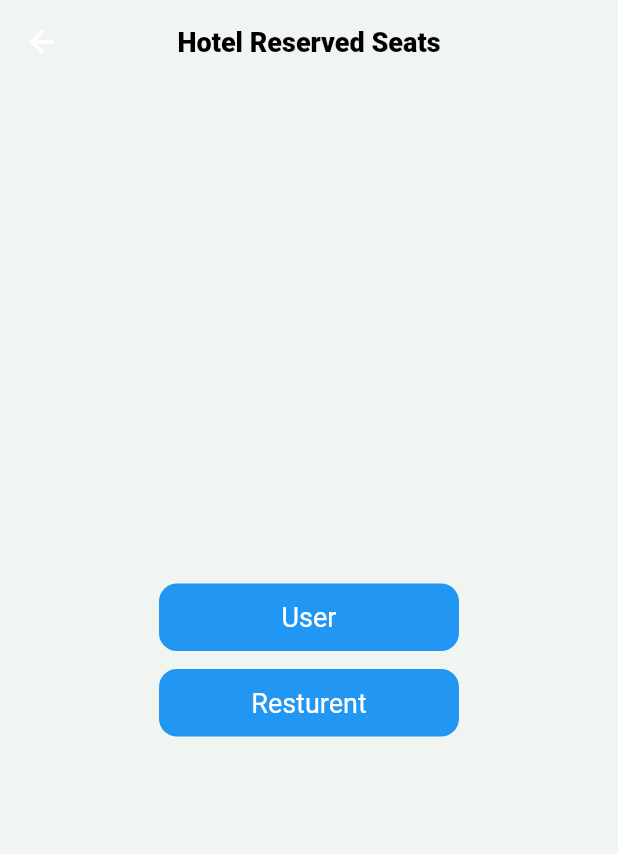
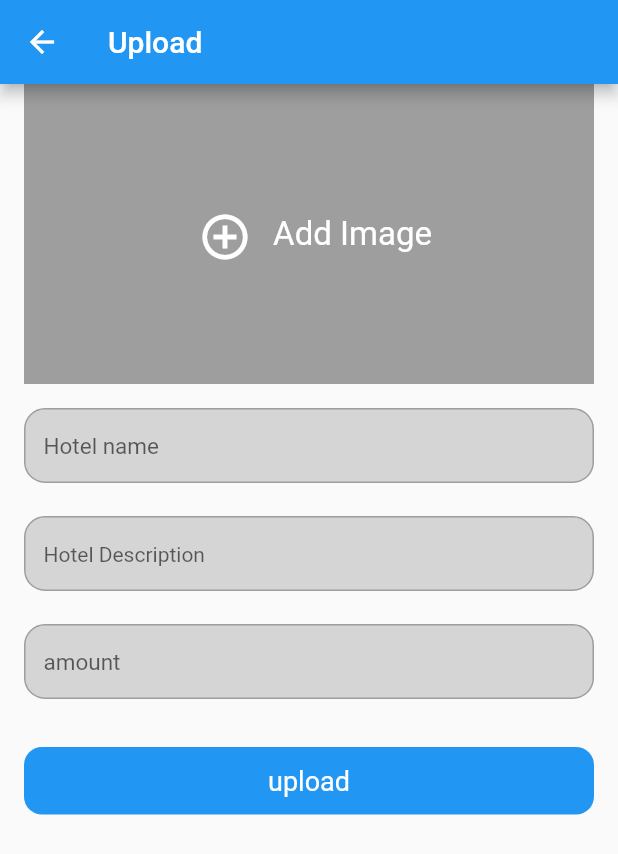
Before and after one commit to UsmanAfzal8/Hotel-Reserved-Seats, a Flutter app: the MainScreen screen opened directly, after a tap on "User", on a phone screen of 412 x 824 dp. Shown: the top 854 px of the screen. Run offline on Flutter 3.47's test engine with Material 2 defaults, Android fonts, the light colour scheme and no system bars; our stand-ins replace cloud_firestore, firebase_core, firebase_storage, google_fonts, google_maps_flutter, image_picker and 1 more; accounts and stored records are empty.

Commit message:
provider update

```diff
--- a/lib/database/hotel_api.dart
+++ b/lib/database/hotel_api.dart
@@ -1,29 +1,29 @@
-// import 'package:cloud_firestore/cloud_firestore.dart';
+import 'package:cloud_firestore/cloud_firestore.dart';
 
-// import '../custom_widget/toast_custom_widget.dart';
-// import '../model/hotels.dart';
+import '../custom_widget/toast_custom_widget.dart';
+import '../model/hotels.dart';
 
-// class HotelApi {
-//   final FirebaseFirestore _instance = FirebaseFirestore.instance;
-//   static const String _collection = 'post';
-//   Future<bool> add(Hotel hotel) async {
-//     try {
-//       await _instance.collection(_collection).doc(hotel.hid).set(hotel.toMap());
-//       // CustomToast.successToast(message: 'Successfully Added');
-//       return true;
-//     } catch (e) {
-//       CustomToast.errorToast(message: e.toString());
-//       return false;
-//     }
-//   }
+class HotelApi {
+  final FirebaseFirestore _instance = FirebaseFirestore.instance;
+  static const String _collection = 'post';
+  Future<bool> add(Hotel hotel) async {
+    try {
+      await _instance.collection(_collection).doc(hotel.hid).set(hotel.toMap());
+      // CustomToast.successToast(message: 'Successfully Added');
+      return true;
+    } catch (e) {
+      CustomToast.errorToast(message: e.toString());
+      return false;
+    }
+  }
 
-//   Future<List<Hotel>> getdata() async {
-//     List<Hotel> hotels = <Hotel>[];
-//     QuerySnapshot<Map<String, dynamic>> snapshot =
-//         await _instance.collection(_collection).get();
-//     for (DocumentSnapshot<Map<String, dynamic>> e in snapshot.docs) {
-//       hotels.add(Hotel.fromMap(e));
-//     }
-//     return hotels;
-//   }
-// }
+  Future<List<Hotel>> getdata() async {
+    List<Hotel> hotels = <Hotel>[];
+    QuerySnapshot<Map<String, dynamic>> snapshot =
+        await _instance.collection(_collection).get();
+    for (DocumentSnapshot<Map<String, dynamic>> e in snapshot.docs) {
+      hotels.add(Hotel.fromMap(e));
+    }
+    return hotels;
+  }
+}
--- a/lib/main.dart
+++ b/lib/main.dart
@@ -6,8 +6,8 @@ import 'screen/map_screen.dart';
 import 'screen/user_screens/user_screen.dart';
 
 void main() async {
-  // WidgetsFlutterBinding.ensureInitialized();
-  // await Firebase.initializeApp();
+  WidgetsFlutterBinding.ensureInitialized();
+  await Firebase.initializeApp();
   runApp(const MyApp());
 }
 
@@ -23,7 +23,7 @@ class MyApp extends StatelessWidget {
       theme: ThemeData(
         primarySwatch: Colors.blue,
       ),
-      home: const UserScreen(),
+      home: const MainScreen(),
     );
   }
 }
--- a/lib/model/hotels.dart
+++ b/lib/model/hotels.dart
@@ -1,49 +1,40 @@
-// import 'dart:html';
+import 'package:cloud_firestore/cloud_firestore.dart';
 
-// import 'package:cloud_firestore/cloud_firestore.dart';
+class Hotel {
+  final String hid;
+  final int seats;
+  final String hotelname;
+  final int timestamp;
+  final String imageurl;
+  final String status;
 
-// class Hotel {
-//   final String hid;
-//   final int seats;
-//   final String hotelname;
-//   final String description;
-//   final int timestamp;
-//   final String imageurl;
-//   final bool status;
-//   final Location location;
-//   Hotel(
-//       {required this.hid,
-//       required this.seats,
-//       required this.hotelname,
-//       required this.description,
-//       required this.timestamp,
-//       required this.imageurl,
-//       required this.location,
-//       required this.status});
+  Hotel(
+      {required this.hid,
+      required this.seats,
+      required this.hotelname,
+      required this.timestamp,
+      required this.imageurl,
+      required this.status});
 
-//   Map<String, dynamic> toMap() {
-//     return <String, dynamic>{
-//       'hid': hid,
-//       'description': description,
-//       'timestamp': timestamp,
-//       'seats': seats,
-//       'image_url': imageurl,
-//       'Hotel_name': hotelname,
-//       'status': status,
-//       'location':location
-//     };
-//   }
+  Map<String, dynamic> toMap() {
+    return <String, dynamic>{
+      'hid': hid,
+      'timestamp': timestamp,
+      'seats': seats,
+      'image_url': imageurl,
+      'Hotel_name': hotelname,
+      'status': status,
+    };
+  }
 
-//   factory Hotel.fromMap(DocumentSnapshot<Map<String, dynamic>> doc) {
-//     return Hotel(
-//       hid: doc.data()?['hid'] ?? '',
-//       description: doc.data()?['description'] ?? '',
-//       timestamp: doc.data()?['timestamp'] ?? '',
-//       seats: doc.data()?['seats'] ?? '',
-//       hotelname: doc.data()?['hotel_name'] ?? '',
-//       imageurl: doc.data()?['image_url'] ?? '',
-//       status: doc.data()?['status'] ?? '',
-//       location: doc.data()?['location'] ?? '',
-//     );
-//   }
-// }
+  factory Hotel.fromMap(DocumentSnapshot<Map<String, dynamic>> doc) {
+    return Hotel(
+      hid: doc.data()?['hid'] ?? '',
+      timestamp: doc.data()?['timestamp'] ?? 0,
+      seats: doc.data()?['seats'] ?? 0,
+      hotelname: doc.data()?['hotel_name'] ?? '',
+      imageurl: doc.data()?['image_url'] ?? '',
+      status: doc.data()?['status'] ?? '',
+    );
+  }
+}
--- /dev/null
+++ b/lib/provider/hotel_upload_provider.dart
@@ -0,0 +1,14 @@
+import 'package:flutter/cupertino.dart';
+import 'package:flutter/foundation.dart';
+
+class HotelUpload with ChangeNotifier {
+  String? _name;
+  double? _totalseats;
+  String? _status;
+  Uint8List? _image;
+
+  Uint8List? get Image => _image;
+  String? get name => _name;
+  double? get totalseats => _totalseats;
+  String? get status => _status;
+}
--- a/lib/screen/main_screen/main_screen.dart
+++ b/lib/screen/main_screen/main_screen.dart
@@ -1,6 +1,9 @@
 import 'package:flutter/material.dart';
 import 'package:hotel_reserved_seat/custom_widget/custom_widget.dart';
 import 'package:hotel_reserved_seat/custom_widget/elevated_button_custom_widget.dart';
+
+import '../upload_screen/upload_screen.dart';
+import '../user_screens/user_screen.dart';
 
 class MainScreen extends StatelessWidget {
   const MainScreen({super.key});
@@ -24,8 +27,25 @@ class MainScreen extends StatelessWidget {
           child: Column(
             mainAxisAlignment: MainAxisAlignment.center,
             children: [
-              CustomElevatedButton(title: 'User', onTap: () {}),
-              CustomElevatedButton(title: 'Resturent', onTap: () {}),
+              CustomElevatedButton(title: 'User', onTap: () {
+                 Navigator.push(
+                            context,
+                            // ignore: always_specify_types
+                            MaterialPageRoute(
+                              builder: (BuildContext context) => const UploadScreen(),
+                            ),
+                          );
+              }),
+              CustomElevatedButton(title: 'Resturent', onTap: () {
+                  Navigator.push(
+                            context,
+                            // ignore: always_specify_types
+                            MaterialPageRoute(
+                              builder: (BuildContext context) => const UserScreen(),
+                            ),
+                          );
+
+              }),
             ],
           ),
         ),
--- a/lib/screen/upload_screen/upload_screen.dart
+++ b/lib/screen/upload_screen/upload_screen.dart
@@ -1,156 +1,156 @@
-// import 'dart:typed_data';
-// import 'package:flutter/material.dart';
-// import 'package:hotel_reserved_seat/model/hotels.dart';
-// import 'package:image_picker/image_picker.dart';
-// import '../../custom_widget/elevated_button_custom_widget.dart';
-// import '../../custom_widget/text_custom_widget.dart';
-// import '../../custom_widget/text_form_custom.widget.dart';
-// import '../../custom_widget/toast_custom_widget.dart';
-// import '../../custom_widget/validator_custom_widget.dart';
-// import '../../database/database_storage_api.dart';
-// import '../../database/hotel_api.dart';
-// import '../../function/time_date_function.dart';
-// import '../../utilities/image_picker.dart';
+import 'dart:typed_data';
+import 'package:flutter/material.dart';
+import 'package:hotel_reserved_seat/model/hotels.dart';
+import 'package:image_picker/image_picker.dart';
+import '../../custom_widget/elevated_button_custom_widget.dart';
+import '../../custom_widget/text_custom_widget.dart';
+import '../../custom_widget/text_form_custom.widget.dart';
+import '../../custom_widget/toast_custom_widget.dart';
+import '../../custom_widget/validator_custom_widget.dart';
+import '../../database/database_storage_api.dart';
+import '../../database/hotel_api.dart';
+import '../../function/time_date_function.dart';
+import '../../utilities/image_picker.dart';
 
-// class UploadScreen extends StatefulWidget {
-//   const UploadScreen({super.key});
+class UploadScreen extends StatefulWidget {
+  const UploadScreen({super.key});
 
-//   @override
-//   State<UploadScreen> createState() => _UploadScreenState();
-// }
+  @override
+  State<UploadScreen> createState() => _UploadScreenState();
+}
 
-// class _UploadScreenState extends State<UploadScreen> {
-//   final TextEditingController seats = TextEditingController();
-//   final TextEditingController hotelname = TextEditingController();
-//   final TextEditingController hoteldescription = TextEditingController();
+class _UploadScreenState extends State<UploadScreen> {
+  final TextEditingController seats = TextEditingController();
+  final TextEditingController hotelname = TextEditingController();
+  final TextEditingController hoteldescription = TextEditingController();
 
-//   Uint8List? _image;
-//   bool _isloading = false;
-//   final _formKey = GlobalKey<FormState>();
-//   Future<void> uploaddata() async {
-//     if (_formKey.currentState!.validate() && _image != null) {
-//       setState(() {
-//         _isloading = true;
-//       });
-//       String imageurl = await Storagemethod().uploadtostorage(
-//         'post',
-//         'tester',
-//         _image!,
-//       );
+  Uint8List? _image;
+  bool _isloading = false;
+  final _formKey = GlobalKey<FormState>();
+  Future<void> uploaddata() async {
+    if (_formKey.currentState!.validate() && _image != null) {
+      setState(() {
+        _isloading = true;
+      });
+      String imageurl = await Storagemethod().uploadtostorage(
+        'post',
+        'tester',
+        _image!,
+      );
 
-//       Hotel hotel = Hotel(
-//           hid: 'firsthotel',
-//           seats: int.parse(seats.text),
-//           hotelname: hotelname.text,
-//           description: hoteldescription.text,
-//           timestamp: TimeStamp.timestamp,
-//           imageurl: imageurl,
-//           location: '',
-//           status: true);
-//       bool temp = await HotelApi().add(hotel);
-//       if (temp) {
-//         CustomToast.successToast(message: 'ho giya upload');
-//       }
-//       setState(() {
-//         _isloading = false;
-//       });
-//     }
-//   }
+      Hotel hotel = Hotel(
+          hid: 'firsthotel',
+          seats: int.parse(seats.text),
+          hotelname: hotelname.text,
 
-//   selectImage() async {
-//     Uint8List? im = await pickImage(ImageSource.gallery);
-//     // set state because we need to display the image we selected on the circle avatar
-//     setState(() {
-//       _image = im;
-//     });
-//   }
+          timestamp: TimeStamp.timestamp,
+          imageurl: imageurl,
 
-//   @override
-//   Widget build(BuildContext context) {
-//     return Scaffold(
-//       appBar: AppBar(
-//         title: const Text('Upload'),
-//       ),
-//       body: SingleChildScrollView(
-//         child: Padding(
-//           padding: const EdgeInsets.symmetric(horizontal: 16),
-//           child: Form(
-//             key: _formKey,
-//             child: Column(
-//               children: <Widget>[
-//                 _image != null
-//                     ? GestureDetector(
-//                         onTap: () {
-//                           selectImage();
-//                         },
-//                         child: Container(
-//                           height: 200,
-//                           width: 200,
-//                           decoration: BoxDecoration(
-//                               image:
-//                                   DecorationImage(image: MemoryImage(_image!))),
-//                         ),
-//                       )
-//                     : Container(
-//                         height: 200,
-//                         width: double.infinity,
-//                         decoration: const BoxDecoration(
-//                           color: Colors.grey,
-//                         ),
-//                         child: Center(
-//                           child: Row(
-//                             mainAxisAlignment: MainAxisAlignment.center,
-//                             children: <Widget>[
-//                               IconButton(
-//                                 onPressed: selectImage,
-//                                 icon: const Icon(
-//                                     Icons.add_circle_outline_outlined,
-//                                     color: Colors.white,
-//                                     size: 36),
-//                               ),
-//                               const SizedBox(
-//                                 width: 10,
-//                               ),
-//                               const ForText(
-//                                 name: 'Add Image',
-//                                 color: Colors.white,
-//                                 size: 22,
-//                               )
-//                             ],
-//                           ),
-//                         ),
-//                       ),
-//                 textField(context, hotelname, 'Hotel name'),
-//                 textField(context, hoteldescription, 'Hotel Description'),
-//                 textField(context, seats, 'amount'),
-//                 const SizedBox(height: 20),
-//                 _isloading
-//                     ? const CircularProgressIndicator()
-//                     : CustomElevatedButton(
-//                         title: 'upload',
-//                         onTap: () {
-//                           uploaddata();
-//                         })
-//               ],
-//             ),
-//           ),
-//         ),
-//       ),
-//     );
-//   }
+          status: 'true');
+      bool temp = await HotelApi().add(hotel);
+      if (temp) {
+        CustomToast.successToast(message: 'ho giya upload');
+      }
+      setState(() {
+        _isloading = false;
+      });
+    }
+  }
 
-//   Widget textField(
-//       BuildContext context, TextEditingController controller, String hint) {
-//     return Column(
-//       children: <Widget>[
-//         const SizedBox(height: 10),
-//         CustomTextFormField(
-//           controller: controller,
-//           // starticon: Icons.person,
-//           hint: hint,
-//           validator: (String? value) => CustomValidator.isEmpty(value),
-//         ),
-//       ],
-//     );
-//   }
-// }
+  selectImage() async {
+    Uint8List? im = await pickImage(ImageSource.gallery);
+    // set state because we need to display the image we selected on the circle avatar
+    setState(() {
+      _image = im;
+    });
+  }
+
+  @override
+  Widget build(BuildContext context) {
+    return Scaffold(
+      appBar: AppBar(
+        title: const Text('Upload'),
+      ),
+      body: SingleChildScrollView(
+        child: Padding(
+          padding: const EdgeInsets.symmetric(horizontal: 16),
+          child: Form(
+            key: _formKey,
+            child: Column(
+              children: <Widget>[
+                _image != null
+                    ? GestureDetector(
+                        onTap: () {
+                          selectImage();
+                        },
+                        child: Container(
+                          height: 200,
+                          width: 200,
+                          decoration: BoxDecoration(
+                              image:
+                                  DecorationImage(image: MemoryImage(_image!))),
+                        ),
+                      )
+                    : Container(
+                        height: 200,
+                        width: double.infinity,
+                        decoration: const BoxDecoration(
+                          color: Colors.grey,
+                        ),
+                        child: Center(
+                          child: Row(
+                            mainAxisAlignment: MainAxisAlignment.center,
+                            children: <Widget>[
+                              IconButton(
+                                onPressed: selectImage,
+                                icon: const Icon(
+                                    Icons.add_circle_outline_outlined,
+                                    color: Colors.white,
+                                    size: 36),
+                              ),
+                              const SizedBox(
+                                width: 10,
+                              ),
+                              const ForText(
+                                name: 'Add Image',
+                                color: Colors.white,
+                                size: 22,
+                              )
+                            ],
+                          ),
+                        ),
+                      ),
+                textField(context, hotelname, 'Hotel name'),
+                textField(context, hoteldescription, 'Hotel Description'),
+                textField(context, seats, 'amount'),
+                const SizedBox(height: 20),
+                _isloading
+                    ? const CircularProgressIndicator()
+                    : CustomElevatedButton(
+                        title: 'upload',
+                        onTap: () {
+                          uploaddata();
+                        })
+              ],
+            ),
+          ),
+        ),
+      ),
+    );
+  }
+
+  Widget textField(
+      BuildContext context, TextEditingController controller, String hint) {
+    return Column(
+      children: <Widget>[
+        const SizedBox(height: 10),
+        CustomTextFormField(
+          controller: controller,
+          // starticon: Icons.person,
+          hint: hint,
+          validator: (String? value) => CustomValidator.isEmpty(value),
+        ),
+      ],
+    );
+  }
+}
--- a/pubspec.yaml
+++ b/pubspec.yaml
@@ -45,6 +45,9 @@ dependencies:
   location: ^4.4.0
   flutter_svg: ^1.1.6
   firebase_core: ^2.1.1
+  firebase_storage: ^11.0.3
+  intl: ^0.17.0
+  cloud_firestore: ^4.0.3
 
 
 dev_dependencies:
```
Also changed, not shown: lib/database/database_storage_api.dart (+18 -18 lines), lib/function/time_date_function.dart (+72 -72 lines), pubspec.lock, 1 other file.
